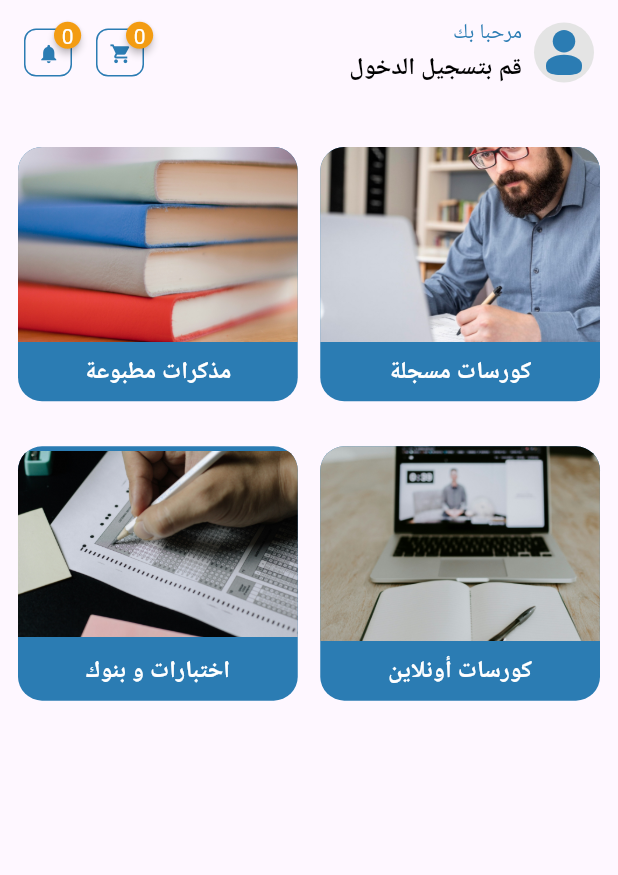
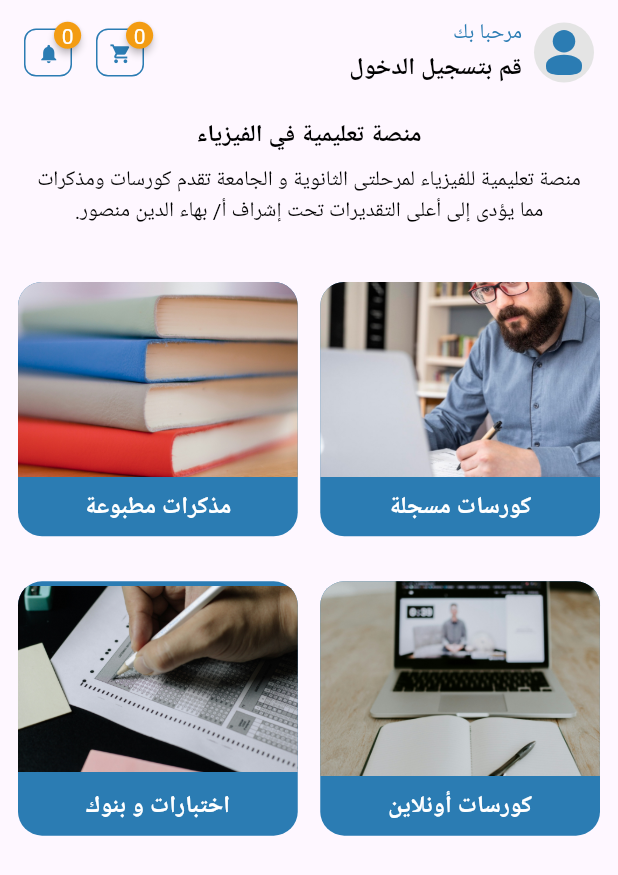
Before and after one commit to mahmoudhamdyae/ElBahaa, a Flutter app: the HomeScreen screen opened directly, on a phone screen of 412 x 824 dp. Shown: the top 875 px of the screen. Run offline on Flutter 3.47's test engine with Material 3 defaults, Android fonts, the light colour scheme and no system bars; drawn by our look-alikes of badges; our stand-ins replace dio, firebase_core, firebase_messaging, firebase_remote_config, flutter_local_notifications, flutter_svg and 12 more; missing offline and left inert: flutter_media_downloader, pair, purchases_flutter, rate_my_app; accounts and stored records are empty; Roboto replaces fonts that are missing (SakkalMajalla).

Commit message:
Main Text

```diff
--- a/lib/presentation/resources/strings_manager.dart
+++ b/lib/presentation/resources/strings_manager.dart
@@ -2,6 +2,9 @@ class AppStrings {
   static const noRouteFound = 'noRouteFound';
   static const appName = 'Smart Student';
   static const madeBy = 'made by \u00a9 coding-site.com';
+
+  static const mainTitle = 'منصة تعليمية في الفيزياء';
+  static const mainDesc = 'منصة تعليمية للفيزياء لمرحلتى الثانوية و الجامعة تقدم كورسات ومذكرات مما يؤدى إلى أعلى التقديرات تحت إشراف أ/ بهاء الدين منصور.';
 
   // Authentication
   static const notStudent = "هذا الحساب غير مصرح له الدخول من هذا التطبيق";
--- a/lib/presentation/screens/home/home_screen.dart
+++ b/lib/presentation/screens/home/home_screen.dart
@@ -35,6 +35,24 @@ class HomeScreen extends StatelessWidget {
             shrinkWrap: true,
             physics: const ClampingScrollPhysics(),
             children: [
+              Padding(
+                padding: const EdgeInsets.symmetric(horizontal: 16.0, vertical: 8.0),
+                child: Column(
+                  mainAxisAlignment: MainAxisAlignment.center,
+                  children: [
+                    Text(
+                      AppStrings.mainTitle,
+                      style: getLargeStyle(),
+                    ),
+                    const SizedBox(height: 8.0,),
+                    Text(
+                      AppStrings.mainDesc,
+                      textAlign: TextAlign.center,
+                      style: getSmallStyle(),
+                    ),
+                  ],
+                ),
+              ),
               CustomGridView(HomeUI.getItems(context)),
               // _buildPackagesAndTeachers(),
             ],
```
